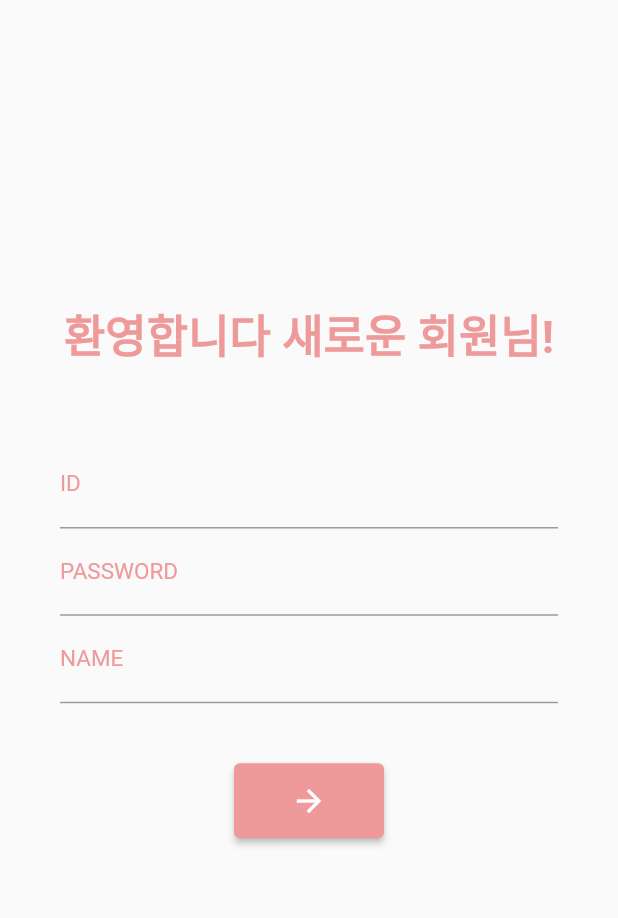
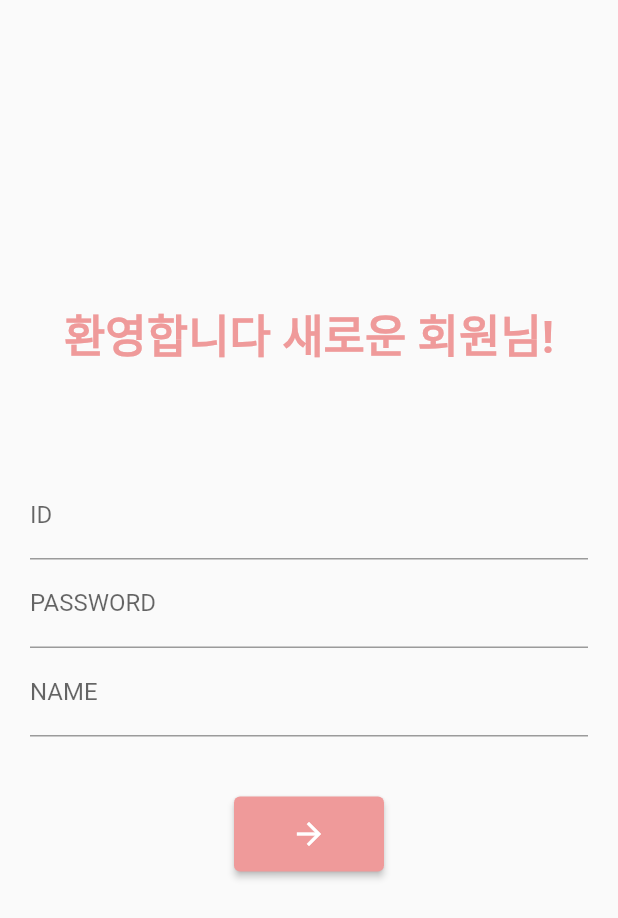
Before and after one commit to seoki180/Photometic_Client, a Flutter app: the screen it shows after launch, after a tap on "회원가입 하러 가기", on a phone screen of 412 x 824 dp. Shown: the top 918 px of the screen. Run offline on Flutter 3.47's test engine with Material 2 defaults, Android fonts, the phone set to English and light mode, and no system bars; our stand-ins replace card_swiper, flutter_secure_storage, fluttertoast, image_picker; network calls fail.

Commit message:
Refactor : '다시만들자'

```diff
--- a/lib/providers/user_provider.dart
+++ b/lib/providers/user_provider.dart
@@ -24,9 +24,8 @@ class UserProvider extends ChangeNotifier {
     userCache.update("Idx", (value) => data["Idx"], ifAbsent: () => null);
     userCache.update("userProfile", (value) => data["userProfile"],
         ifAbsent: () => null);
-
+    notifyListeners();
     print(userCache);
-    notifyListeners();
   }
 
   void logout() {
--- a/lib/screen/register_screen.dart
+++ b/lib/screen/register_screen.dart
@@ -41,7 +41,7 @@ class _RegisterScreenState extends State<RegisterScreen>
                     const SizedBox(
                       height: 50,
                     ),
-                    RegisterForm(),
+                    const RegisterForm(),
                   ],
                 ),
               ),
@@ -52,120 +52,78 @@ class _RegisterScreenState extends State<RegisterScreen>
     );
   }
 
-  Form RegisterForm() {
-    return Form(
-      key: formkey,
-      child: Theme(
-        data: ThemeData(
-          primaryColor: const Color.fromRGBO(71, 126, 121, 1),
-          inputDecorationTheme: InputDecorationTheme(
-            labelStyle: TextStyle(
-              color: Colors.red[200],
-              fontSize: 15,
-            ),
-          ),
-        ),
-        child: Container(
-          padding: const EdgeInsets.symmetric(horizontal: 40),
-          child: Column(
-            children: const [
-              IdInput(),
-              PasswordInput(),
-              NameInput(),
-              SizedBox(
-                height: 40,
-              ),
-              RegisterButton(),
-              Padding(
-                padding: EdgeInsets.fromLTRB(0, 0, 0, 10),
-              ),
-            ],
-          ),
-        ),
-      ),
-    );
-  }
+  // Form Register() {
+  //   return Form(
+  //     key: formkey,
+  //     child: Theme(
+  //       data: ThemeData(
+  //         primaryColor: const Color.fromRGBO(71, 126, 121, 1),
+  //         inputDecorationTheme: InputDecorationTheme(
+  //           labelStyle: TextStyle(
+  //             color: Colors.red[200],
+  //             fontSize: 15,
+  //           ),
+  //         ),
+  //       ),
+  //       child: Container(
+  //         padding: const EdgeInsets.symmetric(horizontal: 40),
+  //         child: Column(
+  //           children: const [
+  //             IdInput(),
+  //             PasswordInput(),
+  //             NameInput(),
+  //             SizedBox(
+  //               height: 40,
+  //             ),
+  //             RegisterButton(),
+  //             Padding(
+  //               padding: EdgeInsets.fromLTRB(0, 0, 0, 10),
+  //             ),
+  //           ],
+  //         ),
+  //       ),
+  //     ),
+  //   );
 }
 
-class RegisterButton extends StatelessWidget {
-  const RegisterButton({
+class RegisterForm extends StatelessWidget {
+  const RegisterForm({
     super.key,
   });
 
   @override
   Widget build(BuildContext context) {
-    final registerModel = Provider.of<RegisterModel>(context, listen: false);
-
     void moveScreen() async {
       Navigator.of(context).pushReplacementNamed('/login');
     }
 
-    return SizedBox(
-      width: 100,
-      height: 50,
-      child: ElevatedButton(
-        onPressed: () async {
-          if (formkey.currentState!.validate()) {
-            UserRepositories userRepositories = UserRepositories();
-            var res =
-                await userRepositories.Register(registerModel: registerModel);
-            if (res["code"] == 200) {
-              moveScreen();
-            }
-            Fluttertoast.showToast(msg: res.toString());
-          }
-        },
-        style: ElevatedButton.styleFrom(
-          backgroundColor: Colors.red[200],
-        ),
-        child: const Icon(Icons.arrow_forward),
-      ),
-    );
-  }
-}
-
-class NameInput extends StatelessWidget {
-  const NameInput({
-    super.key,
-  });
-
-  @override
-  Widget build(BuildContext context) {
-    final registerModel = Provider.of<RegisterModel>(context);
-
-    return TextFormField(
-      onChanged: (name) => {
-        registerModel.setName(name),
+    final registerState = Provider.of<RegisterModel>(context, listen: false);
+    return Padding(
+      padding: const EdgeInsets.all(20),
+      child: Column(
+        children: [
+          TextFormField(
+            onChanged: (id) => {
+              registerState.setId(id),
             },
             decoration: const InputDecoration(
-        labelText: "NAME",
+              labelText: "ID",
             ),
-      keyboardType: TextInputType.text,
-      validator: (name) {
-        if (name!.isEmpty) {
-          return "이름을 입력해주세요";
-        } else if (name.isEmpty) {
-          return "이름은 최소 2자 이상입니다";
-        } else if (name.length > 20) {
-          return "이름은 최대 20자 입니다";
+            keyboardType: TextInputType.emailAddress,
+            validator: (id) {
+              if (id!.isEmpty) {
+                return "아이디를 입력해주세요";
+              } else if (id.length < 5) {
+                return "아이디는 최소 5자 이상입니다";
+              } else if (id.length > 20) {
+                return "아이디는 최대 20자 입니다";
               }
               return null;
             },
-    );
-  }
-}
-
-class PasswordInput extends StatelessWidget {
-  const PasswordInput({super.key});
-
-  @override
-  Widget build(BuildContext context) {
-    //provider 를 통한 상태변화 감지
-    final registerModel = Provider.of<RegisterModel>(context);
-
-    return TextFormField(
+          ),
+          TextFormField(
             onChanged: (password) => {
-        registerModel.setPassword(password),
+              registerState.setPassword(password),
             },
             decoration: const InputDecoration(
               labelText: "PASSWORD",
@@ -182,34 +140,179 @@ class PasswordInput extends StatelessWidget {
               }
               return null;
             },
+          ),
+          TextFormField(
+            onChanged: (name) => {
+              registerState.setName(name),
+            },
+            decoration: const InputDecoration(
+              labelText: "NAME",
+            ),
+            keyboardType: TextInputType.text,
+            validator: (name) {
+              if (name!.isEmpty) {
+                return "이름을 입력해주세요";
+              } else if (name.isEmpty) {
+                return "이름은 최소 2자 이상입니다";
+              } else if (name.length > 20) {
+                return "이름은 최대 20자 입니다";
+              }
+              return null;
+            },
+          ),
+          Padding(
+            padding: const EdgeInsets.only(top: 40),
+            child: SizedBox(
+              width: 100,
+              height: 50,
+              child: ElevatedButton(
+                onPressed: () async {
+                  if (formkey.currentState!.validate()) {
+                    UserRepositories userRepositories = UserRepositories();
+                    var res = await userRepositories.Register(
+                        registerModel: registerState);
+                    if (res["code"] == 200) {
+                      moveScreen();
+                    }
+                    Fluttertoast.showToast(msg: res.toString());
+                  }
+                },
+                style: ElevatedButton.styleFrom(
+                  backgroundColor: Colors.red[200],
+                ),
+                child: const Icon(Icons.arrow_forward),
+              ),
+            ),
+          )
+        ],
+      ),
     );
   }
 }
 
-class IdInput extends StatelessWidget {
-  const IdInput({super.key});
+// class RegisterButton extends StatelessWidget {
+//   const RegisterButton({
+//     super.key,
+//   });
 
-  @override
-  Widget build(BuildContext context) {
-    final registerModel = Provider.of<RegisterModel>(context);
-    return TextFormField(
-      onChanged: (id) => {
-        registerModel.setId(id),
-      },
-      decoration: const InputDecoration(
-        labelText: "ID",
-      ),
-      keyboardType: TextInputType.emailAddress,
-      validator: (id) {
-        if (id!.isEmpty) {
-          return "아이디를 입력해주세요";
-        } else if (id.length < 5) {
-          return "아이디는 최소 5자 이상입니다";
-        } else if (id.length > 20) {
-          return "아이디는 최대 20자 입니다";
-        }
-        return null;
-      },
-    );
-  }
-}
+//   @override
+//   Widget build(BuildContext context) {
+//     final registerModel = Provider.of<RegisterModel>(context, listen: false);
+
+//     void moveScreen() async {
+//       Navigator.of(context).pushReplacementNamed('/login');
+//     }
+
+//     return SizedBox(
+//       width: 100,
+//       height: 50,
+//       child: ElevatedButton(
+//         onPressed: () async {
+//           if (formkey.currentState!.validate()) {
+//             UserRepositories userRepositories = UserRepositories();
+//             var res =
+//                 await userRepositories.Register(registerModel: registerModel);
+//             if (res["code"] == 200) {
+//               moveScreen();
+//             }
+//             Fluttertoast.showToast(msg: res.toString());
+//           }
+//         },
+//         style: ElevatedButton.styleFrom(
+//           backgroundColor: Colors.red[200],
+//         ),
+//         child: const Icon(Icons.arrow_forward),
+//       ),
+//     );
+//   }
+// }
+
+// class NameInput extends StatelessWidget {
+//   const NameInput({
+//     super.key,
+//   });
+
+//   @override
+//   Widget build(BuildContext context) {
+//     final registerModel = Provider.of<RegisterModel>(context);
+
+//     return TextFormField(
+//       onChanged: (name) => {
+//         registerModel.setName(name),
+//       },
+//       decoration: const InputDecoration(
+//         labelText: "NAME",
+//       ),
+//       keyboardType: TextInputType.text,
+//       validator: (name) {
+//         if (name!.isEmpty) {
+//           return "이름을 입력해주세요";
+//         } else if (name.isEmpty) {
+//           return "이름은 최소 2자 이상입니다";
+//         } else if (name.length > 20) {
+//           return "이름은 최대 20자 입니다";
+//         }
+//         return null;
+//       },
+//     );
+//   }
+// }
+
+// class PasswordInput extends StatelessWidget {
+//   const PasswordInput({super.key});
+
+//   @override
+//   Widget build(BuildContext context) {
+//     //provider 를 통한 상태변화 감지
+//     final registerModel = Provider.of<RegisterModel>(context);
+
+//     return TextFormField(
+//       onChanged: (password) => {
+//         registerModel.setPassword(password),
+//       },
+//       decoration: const InputDecoration(
+//         labelText: "PASSWORD",
+//       ),
+//       keyboardType: TextInputType.text,
+//       obscureText: true,
+//       validator: (password) {
+//         if (password!.isEmpty) {
+//           return "비밀번호를 입력해주세요";
+//         } else if (password.length < 8) {
+//           return "비밀번호는 최소 8자 이상입니다.";
+//         } else if (password.length > 20) {
+//           return "비밀번호는 최대 20자 입니다";
+//         }
+//         return null;
+//       },
+//     );
+//   }
+// }
+
+// class IdInput extends StatelessWidget {
+//   const IdInput({super.key});
+
+//   @override
+//   Widget build(BuildContext context) {
+//     final registerModel = Provider.of<RegisterModel>(context);
+//     return TextFormField(
+//       onChanged: (id) => {
+//         registerModel.setId(id),
+//       },
+//       decoration: const InputDecoration(
+//         labelText: "ID",
+//       ),
+//       keyboardType: TextInputType.emailAddress,
+//       validator: (id) {
+//         if (id!.isEmpty) {
+//           return "아이디를 입력해주세요";
+//         } else if (id.length < 5) {
+//           return "아이디는 최소 5자 이상입니다";
+//         } else if (id.length > 20) {
+//           return "아이디는 최대 20자 입니다";
+//         }
+//         return null;
+//       },
+//     );
+//   }
+// }
--- a/lib/tabs/home_tab.dart
+++ b/lib/tabs/home_tab.dart
@@ -18,7 +18,6 @@ class _HomeTabState extends State<HomeTab> with SingleTickerProviderStateMixin {
   bool isPicked = false;
 
   final userRepositories = UserRepositories();
-  get userProvider => UserProvider(userRepositories: userRepositories);
 
   void getAlbum() async {
     XFile? imageFile =
@@ -110,7 +109,6 @@ class MainContents extends StatelessWidget {
 
 class TopBar extends StatefulWidget {
   const TopBar({super.key});
-
   @override
   State<TopBar> createState() => _TopBarState();
 }
@@ -123,12 +121,15 @@ class _TopBarState extends State<TopBar> {
     if (imageFile != null) {
       var image = File(imageFile.path);
       UserRepositories().changeProfile(image);
-      setState(() {});
     }
   }
 
   @override
   Widget build(BuildContext context) {
+    // final userRepositories = UserRepositories();
+    // final userProvider = UserProvider(userRepositories: userRepositories);
+    final userProvider = Provider.of<UserProvider>(context, listen: true);
+
     return Column(
       mainAxisAlignment: MainAxisAlignment.end,
       children: [
@@ -143,16 +144,17 @@ class _TopBarState extends State<TopBar> {
                     child: Consumer<UserProvider>(
                       builder: (context, value, child) {
                         var profile = value.userCache["userProfile"];
+                        print(profile);
                         return GestureDetector(
-                          onTap: () => {changeUserProfile(), setState(() {})},
+                          onTap: () => {changeUserProfile()},
                           child: CircleAvatar(
                             radius: 30,
                             backgroundColor: Colors.black,
-                            backgroundImage: profile != null
-                                ? NetworkImage(profile)
-                                : const AssetImage(
+                            backgroundImage: (profile == ' ')
+                                ? const AssetImage(
                                         "assets/images/basic_profile.png")
-                                    as ImageProvider,
+                                    as ImageProvider
+                                : NetworkImage(profile),
                           ),
                         );
                       },
```
Also changed, not shown: lib/screen/start_screen.dart (+0 -11 lines), lib/tabs/profile_drawer_tab.dart (+7 -6 lines), 1 other file. Lines whose indentation alone changed are shown as unchanged.
